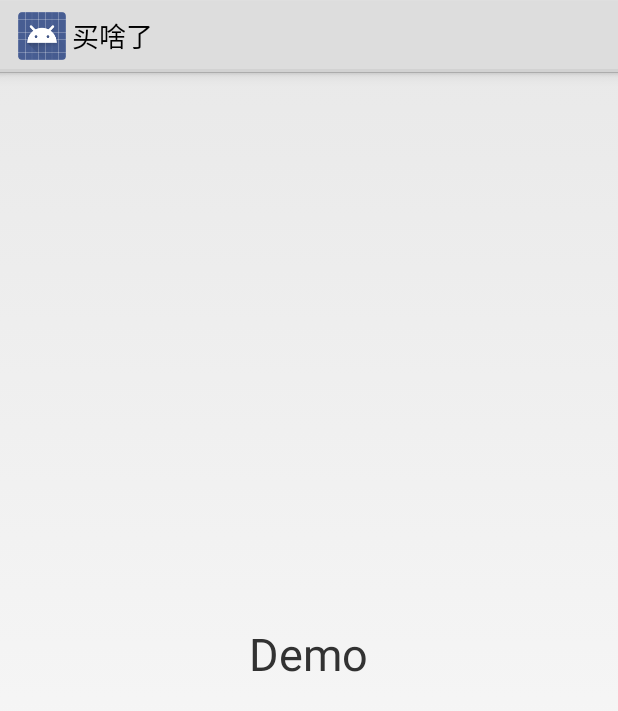
After one commit to phodal-archive/learning-android, an Android app: the fragment ContentFragment shown on its own in the app's theme, on a phone screen of 412 x 824 dp. The commit adds this screen. Shown: the top 711 px of the screen. Run offline under Robolectric (Android 15) with nearby library versions, the phone set to English and light mode, and no system bars.

Commit message:
Add the Sliding Menu

```diff
--- a/app/src/main/AndroidManifest.xml
+++ b/app/src/main/AndroidManifest.xml
@@ -6,7 +6,7 @@
         android:allowBackup="true"
         android:icon="@drawable/ic_launcher"
         android:label="@string/app_name"
-        android:theme="@style/AppTheme" >
+        android:theme="@android:style/Theme.Holo.Light" >
         <activity
             android:name=".MainActivity"
             android:label="@string/app_name" >
--- /dev/null
+++ b/app/src/main/java/lbs/com/maisha/fragment/ContentFragment.java
@@ -0,0 +1,69 @@
+package lbs.com.maisha.fragment;
+
+import android.app.Fragment;
+import android.os.Bundle;
+import android.text.TextUtils;
+import android.view.LayoutInflater;
+import android.view.View;
+import android.view.ViewGroup;
+import android.widget.TextView;
+
+import lbs.com.maisha.R;
+
+public class ContentFragment extends Fragment {
+    String text = null;
+
+    public ContentFragment() {
+    }
+
+    public ContentFragment(String text) {
+        this.text = text;
+    }
+
+    @Override
+    public void onCreate(Bundle savedInstanceState) {
+        super.onCreate(savedInstanceState);
+        setRetainInstance(true);
+    }
+
+    @Override
+    public View onCreateView(LayoutInflater inflater, ViewGroup container, Bundle savedInstanceState) {
+        View view = inflater.inflate(R.layout.fragment_text, null);
+        TextView textView =(TextView)view.findViewById(R.id.textView);
+        if(!TextUtils.isEmpty(text)) {
+            textView.setText(text);
+        }
+        return view;
+    }
+
+    @Override
+    public void onDestroy() {
+        super.onDestroy();
+    }
+
+    @Override
+    public void onDetach() {
+        super.onDetach();
+    }
+
+    @Override
+    public void onPause() {
+        super.onPause();
+    }
+
+    @Override
+    public void onResume() {
+        super.onResume();
+    }
+
+    @Override
+    public void onStart() {
+        super.onStart();
+    }
+
+    @Override
+    public void onStop() {
+        super.onStop();
+    }
+
+}
--- /dev/null
+++ b/app/src/main/res/layout/fragment_text.xml
@@ -0,0 +1,15 @@
+<?xml version="1.0" encoding="utf-8"?>
+<RelativeLayout xmlns:android="http://schemas.android.com/apk/res/android"
+    android:id="@+id/menu_frame"
+    android:layout_width="match_parent"
+    android:layout_height="match_parent" >
+
+    <TextView
+        android:id="@+id/textView"
+        android:layout_width="wrap_content"
+        android:layout_height="wrap_content"
+        android:text="Demo"
+        android:textSize="30sp"
+        android:layout_centerInParent="true" />
+
+</RelativeLayout>
--- /dev/null
+++ b/app/src/main/res/layout/frame_content.xml
@@ -0,0 +1,5 @@
+<?xml version="1.0" encoding="utf-8"?>
+<FrameLayout xmlns:android="http://schemas.android.com/apk/res/android"
+    android:id="@+id/content"
+    android:layout_width="match_parent"
+    android:layout_height="match_parent" />
--- /dev/null
+++ b/app/src/main/res/layout/frame_menu.xml
@@ -0,0 +1,5 @@
+<?xml version="1.0" encoding="utf-8"?>
+<FrameLayout xmlns:android="http://schemas.android.com/apk/res/android"
+    android:id="@+id/menu"
+    android:layout_width="match_parent"
+    android:layout_height="match_parent" />
--- a/app/src/main/res/values/strings.xml
+++ b/app/src/main/res/values/strings.xml
@@ -1,8 +1,10 @@
 <?xml version="1.0" encoding="utf-8"?>
 <resources>
 
-    <string name="app_name">Maisha</string>
+    <string name="app_name">买啥了</string>
     <string name="hello_world">Hello world!</string>
     <string name="action_settings">Settings</string>
+    <string name="menu_settings" />
+    <string name="title">买啥了</string>
 
 </resources>
```
Also changed, not shown: app/src/main/java/lbs/com/maisha/MainActivity.java (+31 -17 lines), app/src/main/java/lbs/com/maisha/fragment/MenuFragment.java (added, +66 -0 lines), app/src/main/res/drawable/shadow.xml (added, +9 -0 lines), app/src/main/res/menu/activity_main.xml (added, +11 -0 lines), app/src/main/res/values/styles.xml (+15 -3 lines), app/src/main/res/xml/menu.xml (added, +22 -0 lines).
